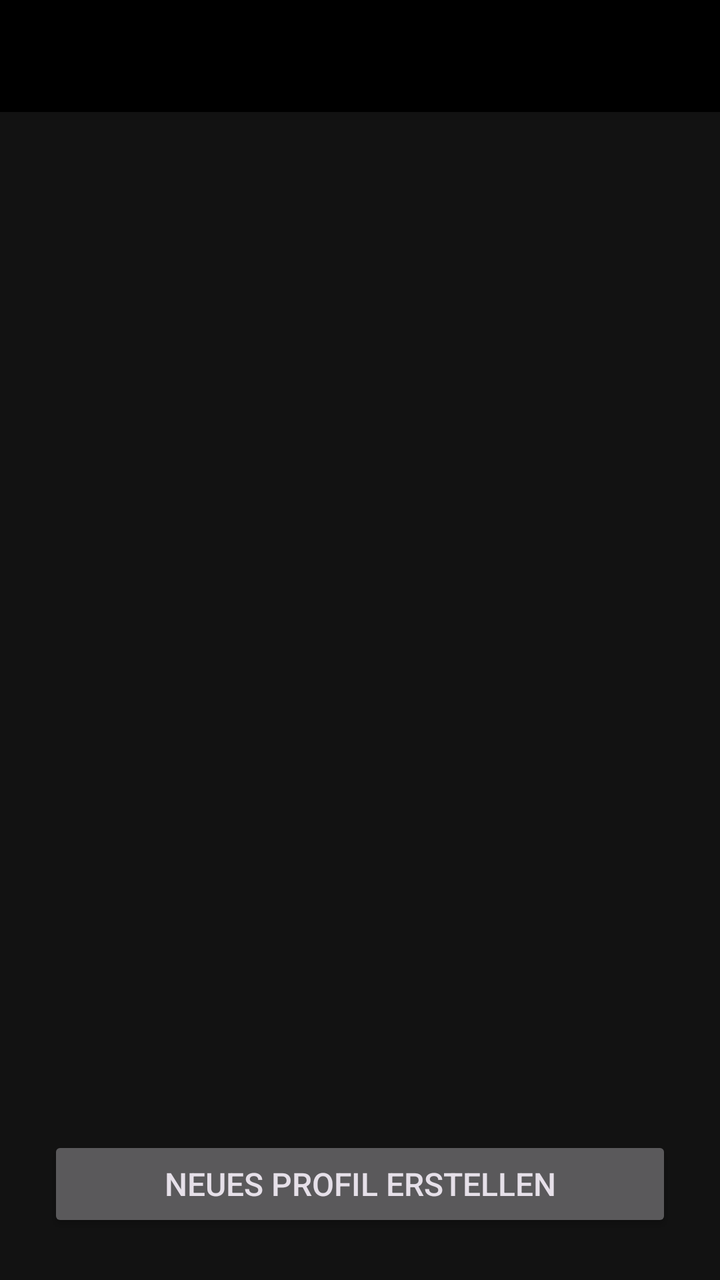
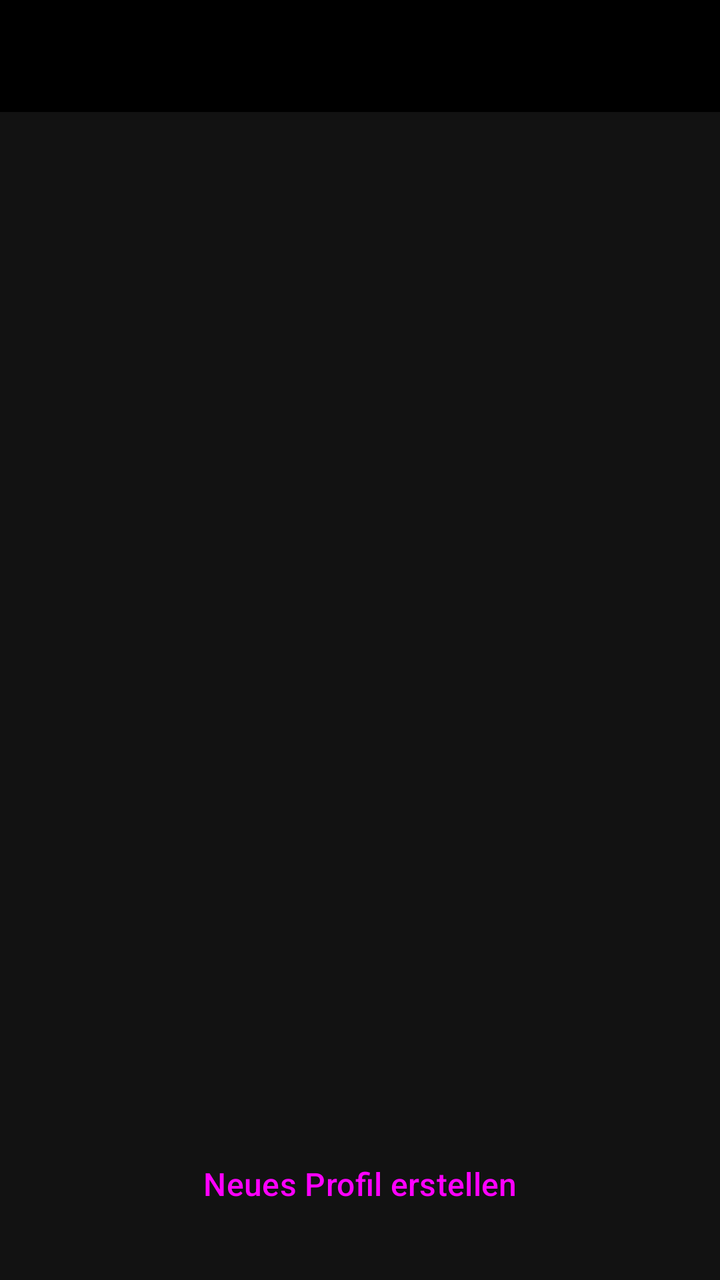

Compare the two renders of this Android layout. The source of the first and the diff that turns it into the second are given below.
<!-- AndroidManifest.xml: application theme Theme.DannyApp -->
<!-- res/layout/activity_profiles.xml -->
<?xml version="1.0" encoding="utf-8"?>
<androidx.constraintlayout.widget.ConstraintLayout xmlns:android="http://schemas.android.com/apk/res/android"
    xmlns:app="http://schemas.android.com/apk/res-auto"
    xmlns:tools="http://schemas.android.com/tools"
    android:id="@+id/profilesMain"
    android:layout_width="match_parent"
    android:layout_height="match_parent"
    tools:context=".ui.profile.ProfilesActivity">

    <include
        android:id="@+id/toolbar"
        layout="@layout/include_toolbar"
        app:layout_constraintEnd_toEndOf="parent"
        app:layout_constraintStart_toStartOf="parent"
        app:layout_constraintTop_toTopOf="parent" />

    <androidx.recyclerview.widget.RecyclerView
        android:id="@+id/rvProfiles"
        android:layout_width="0dp"
        android:layout_height="0dp"
        android:clipToPadding="false"
        android:paddingHorizontal="@dimen/screen_margin"
        android:paddingVertical="@dimen/list_screen_padding"
        app:layout_constraintBottom_toTopOf="@id/btnCreateNewProfile"
        app:layout_constraintEnd_toEndOf="parent"
        app:layout_constraintStart_toStartOf="parent"
        app:layout_constraintTop_toBottomOf="@id/toolbar"
        tools:listitem="@layout/item_profile" />

    <TextView
        android:id="@+id/tvEmptyProfiles"
        android:layout_width="0dp"
        android:layout_height="wrap_content"
        android:layout_marginHorizontal="@dimen/list_empty_margin_h"
        android:text="@string/profiles_empty_state"
        android:textAlignment="center"
        android:textSize="@dimen/list_empty_text_size"
        android:visibility="gone"
        app:layout_constraintBottom_toTopOf="@id/btnCreateNewProfile"
        app:layout_constraintEnd_toEndOf="parent"
        app:layout_constraintStart_toStartOf="parent"
        app:layout_constraintTop_toBottomOf="@id/toolbar" />

    <Button
        android:id="@+id/btnCreateNewProfile"
        android:layout_width="0dp"
        android:layout_height="wrap_content"
        android:layout_marginHorizontal="@dimen/primary_bottom_button_margin_h"
        android:layout_marginBottom="@dimen/primary_bottom_button_margin_bottom"
        android:minHeight="@dimen/start_button_min_height"
        android:text="@string/profiles_create_new"
        android:textSize="@dimen/primary_bottom_button_text_size"
        app:layout_constraintBottom_toBottomOf="parent"
        app:layout_constraintEnd_toEndOf="parent"
        app:layout_constraintStart_toStartOf="parent" />

</androidx.constraintlayout.widget.ConstraintLayout>
<!-- res/layout/include_toolbar.xml (included above) -->
<?xml version="1.0" encoding="utf-8"?>
<com.google.android.material.appbar.MaterialToolbar xmlns:android="http://schemas.android.com/apk/res/android"
    xmlns:app="http://schemas.android.com/apk/res-auto"
    xmlns:tools="http://schemas.android.com/tools"
    android:layout_width="match_parent"
    android:layout_height="wrap_content"
    android:minHeight="@dimen/toolbar_min_height"
    android:background="@color/black"
    app:titleTextAppearance="@style/TextAppearance.DannyApp.ToolbarTitle"
    app:subtitleTextAppearance="@style/TextAppearance.DannyApp.ToolbarSubtitle"
    tools:ignore="Overdraw" />
<!-- res/layout/item_profile.xml (included above) -->
<?xml version="1.0" encoding="utf-8"?>
<com.google.android.material.card.MaterialCardView xmlns:android="http://schemas.android.com/apk/res/android"
    xmlns:app="http://schemas.android.com/apk/res-auto"
    style="@style/Widget.DannyApp.Card"
    android:layout_width="match_parent"
    android:layout_height="wrap_content"
    android:layout_marginBottom="@dimen/career_card_margin_bottom"
    android:clickable="true"
    android:focusable="true">

    <LinearLayout
        android:layout_width="match_parent"
        android:layout_height="wrap_content"
        android:orientation="vertical"
        android:padding="@dimen/career_card_padding">

        <TextView
            android:id="@+id/tvProfileName"
            android:layout_width="match_parent"
            android:layout_height="wrap_content"
            android:textSize="@dimen/career_card_title_size"
            android:textStyle="bold" />

        <TextView
            android:id="@+id/tvPlayerNameAndFlag"
            android:layout_width="match_parent"
            android:layout_height="wrap_content"
            android:layout_marginTop="@dimen/career_card_sub_spacing"
            android:textSize="@dimen/career_card_body_size"
            android:textColor="?attr/colorOnSurfaceVariant" />

        <TextView
            android:id="@+id/tvProfileDescription"
            android:layout_width="match_parent"
            android:layout_height="wrap_content"
            android:layout_marginTop="@dimen/career_card_sub_spacing"
            android:textSize="@dimen/career_card_body_size"
            android:visibility="gone" />

    </LinearLayout>

</com.google.android.material.card.MaterialCardView>
<!-- resources referenced by this layout -->
<resources>
  <color name="black">#FF000000</color>
  <dimen name="career_card_body_size">14sp</dimen>
  <dimen name="career_card_margin_bottom">12dp</dimen>
  <dimen name="career_card_padding">16dp</dimen>
  <dimen name="career_card_sub_spacing">4dp</dimen>
  <dimen name="career_card_title_size">18sp</dimen>
  <dimen name="list_empty_margin_h">32dp</dimen>
  <dimen name="list_empty_text_size">16sp</dimen>
  <dimen name="list_screen_padding">16dp</dimen>
  <dimen name="primary_bottom_button_margin_bottom">24dp</dimen>
  <dimen name="primary_bottom_button_margin_h">24dp</dimen>
  <dimen name="primary_bottom_button_text_size">16sp</dimen>
  <dimen name="screen_margin">10dp</dimen>
  <dimen name="start_button_min_height">48dp</dimen>
  <dimen name="toolbar_min_height">56dp</dimen>
  <string name="profiles_create_new">Neues Profil erstellen</string>
  <string name="profiles_empty_state">Noch keine Profile vorhanden.\nErstelle dein erstes Profil über den Button unten.</string>
  <style name="TextAppearance.DannyApp.ToolbarTitle" parent="TextAppearance.Material3.TitleLarge">
          <item name="android:textSize">@dimen/toolbar_title_size</item>
      </style>
  <dimen name="toolbar_subtitle_size">12sp</dimen>
  <color name="grau_text_gedaempft">#FFBDBDBD</color>
  <dimen name="toolbar_title_size">20sp</dimen>
  <dimen name="card_corner_radius">12dp</dimen>
  <dimen name="card_stroke_thin">1dp</dimen>
  <color name="anthrazit_hintergrund">#FF121212</color>
  <color name="anthrazit_tief">#FF0D0D0D</color>
  <color name="rot_haupt">#FFD32F2F</color>
  <color name="white">#FFFFFFFF</color>
  <color name="rot_dunkel">#FF8E0000</color>
  <color name="rot_sehr_hell">#FFFFDAD6</color>
  <color name="grau_sekundaer">#FFC4C4C4</color>
  <color name="anthrazit_container_niedrig">#FF1C1C1C</color>
  <color name="anthrazit_sekundaer">#FF373737</color>
  <color name="rot_hell">#FFEF5350</color>
  <color name="rot_container_dunkel">#FF5C1919</color>
  <color name="grau_text_hell">#FFF5F5F5</color>
  <color name="anthrazit_flaeche">#FF181818</color>
  <color name="anthrazit_variante">#FF2C2C2C</color>
  <color name="anthrazit_container">#FF222222</color>
  <color name="anthrazit_container_hoch">#FF2A2A2A</color>
  <color name="anthrazit_container_hoechst">#FF333333</color>
  <color name="grau_rahmen">#FF616161</color>
  <color name="grau_rahmen_dunkel">#FF383838</color>
  <dimen name="fading_edge_length">18dp</dimen>
  <dimen name="dialog_box_stroke_width">1dp</dimen>
  <dimen name="dialog_box_stroke_width_focused">2dp</dimen>
  <style name="TextAppearance.DannyApp.TextInputHint" parent="TextAppearance.Design.Hint">
          <item name="android:textSize">@dimen/dialog_input_hint_size</item>
      </style>
  <color name="eingabe_hint">#FF757575</color>
  <dimen name="dialog_title_size">20sp</dimen>
  <dimen name="dialog_message_text_size">15sp</dimen>
  <dimen name="dialog_button_text_size">14sp</dimen>
  <dimen name="dialog_button_pad_h">16dp</dimen>
  <dimen name="dialog_button_pad_v">10dp</dimen>
  <dimen name="dialog_input_hint_size">12sp</dimen>
  <!-- unchanged entries left out for length: 10 -->
</resources>

<!-- the commit's change to res/layout/activity_profiles.xml (unified diff, before → after) -->
@@ -29,13 +29,10 @@
 
     <TextView
         android:id="@+id/tvEmptyProfiles"
+        style="@style/Widget.DannyApp.Text.EmptyState"
         android:layout_width="0dp"
         android:layout_height="wrap_content"
-        android:layout_marginHorizontal="@dimen/list_empty_margin_h"
         android:text="@string/profiles_empty_state"
-        android:textAlignment="center"
-        android:textSize="@dimen/list_empty_text_size"
-        android:visibility="gone"
         app:layout_constraintBottom_toTopOf="@id/btnCreateNewProfile"
         app:layout_constraintEnd_toEndOf="parent"
         app:layout_constraintStart_toStartOf="parent"
@@ -43,13 +40,10 @@
 
     <Button
         android:id="@+id/btnCreateNewProfile"
+        style="@style/Widget.DannyApp.Button.PrimaryBottom"
         android:layout_width="0dp"
         android:layout_height="wrap_content"
-        android:layout_marginHorizontal="@dimen/primary_bottom_button_margin_h"
-        android:layout_marginBottom="@dimen/primary_bottom_button_margin_bottom"
-        android:minHeight="@dimen/start_button_min_height"
         android:text="@string/profiles_create_new"
-        android:textSize="@dimen/primary_bottom_button_text_size"
         app:layout_constraintBottom_toBottomOf="parent"
         app:layout_constraintEnd_toEndOf="parent"
         app:layout_constraintStart_toStartOf="parent" />
<!-- resource entries referenced after the edit -->
@@ -19,6 +19,18 @@
   <string name="profiles_empty_state">Noch keine Profile vorhanden.\nErstelle dein erstes Profil über den Button unten.</string>
   <style name="TextAppearance.DannyApp.ToolbarTitle" parent="TextAppearance.Material3.TitleLarge">
           <item name="android:textSize">@dimen/toolbar_title_size</item>
+      </style>
+  <style name="Widget.DannyApp.Button.PrimaryBottom" parent="Widget.Material3.Button">
+          <item name="android:layout_marginHorizontal">@dimen/primary_bottom_button_margin_h</item>
+          <item name="android:layout_marginBottom">@dimen/primary_bottom_button_margin_bottom</item>
+          <item name="android:minHeight">@dimen/start_button_min_height</item>
+          <item name="android:textSize">@dimen/primary_bottom_button_text_size</item>
+      </style>
+  <style name="Widget.DannyApp.Text.EmptyState" parent="android:Widget.TextView">
+          <item name="android:layout_marginHorizontal">@dimen/list_empty_margin_h</item>
+          <item name="android:textAlignment">center</item>
+          <item name="android:textSize">@dimen/list_empty_text_size</item>
+          <item name="android:visibility">gone</item>
       </style>
   <dimen name="toolbar_subtitle_size">12sp</dimen>
   <color name="grau_text_gedaempft">#FFBDBDBD</color>
